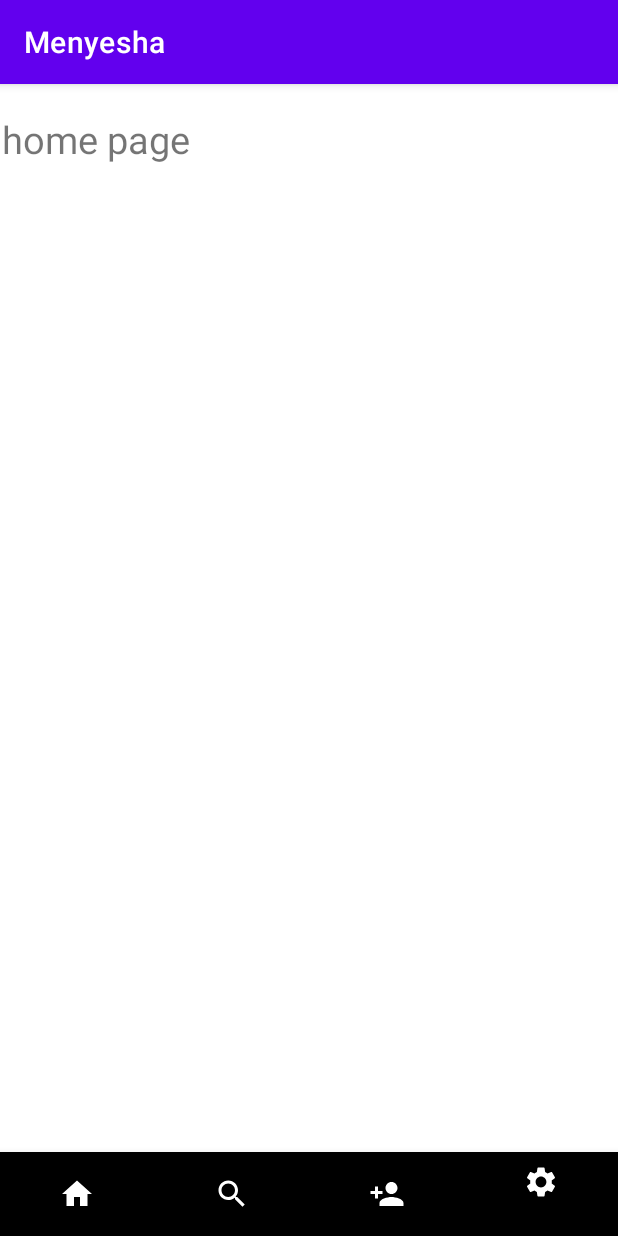
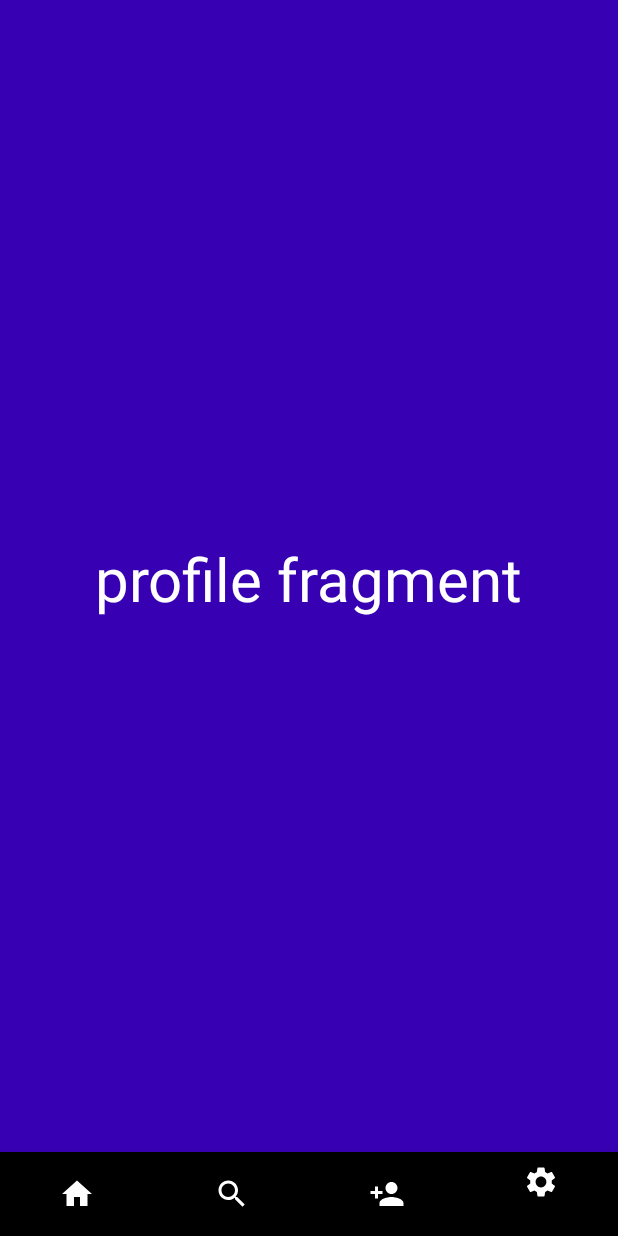
Before and after one commit to Nkbtemmy/Fragment, an Android app: the screen it shows after launch (HomeActivity), item 4 of the bottom bar chosen, on a phone screen of 412 x 824 dp. Run offline under Robolectric (Android 15) with nearby library versions, the phone set to English and light mode, and no system bars.

Commit message:
adding in fragments and calling them

```diff
--- a/app/src/main/java/com/example/application1/HomeActivity.java
+++ b/app/src/main/java/com/example/application1/HomeActivity.java
@@ -6,11 +6,64 @@ import android.content.Intent;
 import android.os.Bundle;
 import android.os.Handler;
 
+import com.google.android.material.bottomnavigation.BottomNavigationItemView;
+
+import static com.example.application1.R.id.bottomNavigation;
+
+import androidx.annotation.NonNull;
+import androidx.appcompat.app.AppCompatActivity;
+import androidx.fragment.app.Fragment;
+
+import android.os.Bundle;
+import android.view.MenuItem;
+import android.view.WindowManager;
+
+import com.google.android.material.bottomnavigation.BottomNavigationItemView;
+import com.google.android.material.bottomnavigation.BottomNavigationView;
+import com.google.android.material.navigation.NavigationBarView;
+
+
 public class HomeActivity extends AppCompatActivity {
 
+    BottomNavigationView bnv;
     @Override
     protected void onCreate(Bundle savedInstanceState) {
         super.onCreate(savedInstanceState);
         setContentView(R.layout.activity_home);
+        getWindow().setFlags(WindowManager.LayoutParams.FLAG_FULLSCREEN, WindowManager.LayoutParams.FLAG_FULLSCREEN);
+        //getSupportActionBar().hide();
+        //BottomNavigationItemView bottomNav = findViewById(R.id.bottomNavigation);
+
+        //set home selected
+        //bottomNavigation.setSelectedItemId(R.id.homeFragment);
+
+        //paterne's code
+        bnv = findViewById(R.id.bottomNavigation);
+        getSupportFragmentManager().beginTransaction().replace(R.id.fragmentContainer, new home_page()).commit();
+        bnv=(BottomNavigationView)findViewById(R.id.bottomNavigation);
+//OnNavigationItemSelectedListener
+        bnv.setOnItemSelectedListener(new NavigationBarView.OnItemSelectedListener() {
+            @Override
+            public boolean onNavigationItemSelected(@NonNull MenuItem item)
+            {
+                Fragment temp=null;
+
+                switch (item.getItemId())
+                {
+                    case R.id.homeFragment : temp= home_page.newInstance("dd", "dd");
+                        break;
+                    case R.id.searchFragment : temp= search_page.newInstance("ddf", "df");
+                        break;
+                    case R.id.adduserFragment: temp= add_user_page.newInstance("dfd", "df");
+                        break;
+                    case R.id.profileFragment : temp= profile_page.newInstance("dsd", "ds");
+                }
+
+                getSupportFragmentManager().beginTransaction().replace(R.id.fragmentContainer,temp).commit();
+
+                return true;
+            }
+        });
     }
+
 }
--- a/app/src/main/java/com/example/application1/MainActivity.java
+++ b/app/src/main/java/com/example/application1/MainActivity.java
@@ -1,11 +1,11 @@
 package com.example.application1;
-
-import androidx.appcompat.app.AppCompatActivity;
 
 import android.content.Intent;
 import android.os.Bundle;
 import android.os.Handler;
 import android.view.WindowManager;
+
+import androidx.appcompat.app.AppCompatActivity;
 
 public class MainActivity extends AppCompatActivity {
 
@@ -14,7 +14,7 @@ public class MainActivity extends AppCompatActivity {
         super.onCreate(savedInstanceState);
         getWindow().setFlags(WindowManager.LayoutParams.FLAG_FULLSCREEN,WindowManager.LayoutParams.FLAG_FULLSCREEN);
         setContentView(R.layout.activity_main);
-        getSupportActionBar().hide();
+        //getSupportActionBar().hide();
         new Handler().postDelayed(new Runnable() {
             @Override
             public void run() {
@@ -22,6 +22,6 @@ public class MainActivity extends AppCompatActivity {
                 startActivities(new Intent[]{intent});
                 finish();
             }
-        },5000);
+        },3000);
     }
 }
--- a/app/src/main/res/layout/activity_home.xml
+++ b/app/src/main/res/layout/activity_home.xml
@@ -7,7 +7,7 @@
     tools:context=".HomeActivity">
 
     <com.google.android.material.bottomnavigation.BottomNavigationView
-        android:id="@+id/bottomNavigationView"
+        android:id="@+id/bottomNavigation"
         android:layout_width="match_parent"
         android:layout_height="wrap_content"
         android:background="@color/black"
@@ -16,15 +16,26 @@
         app:layout_constraintStart_toStartOf="parent"
         app:itemIconTint="@color/color"
         app:itemRippleColor="@color/color"
-        app:menu="@menu/bottom_menu"/>
+        app:menu="@menu/bottom_menu"
+        android:layout_alignParentBottom="true"
+        />
+    <!--    <FrameLayout-->
+    <!--        android:id="@+id/fragmentContainer"-->
+    <!--        android:layout_width="409dp"-->
+    <!--        android:layout_height="673dp"-->
+    <!--        app:layout_constraintBottom_toTopOf="@+id/bottomNavigation"-->
+    <!--        app:layout_constraintEnd_toEndOf="parent"-->
+    <!--        app:layout_constraintStart_toStartOf="parent"-->
+    <!--        app:layout_constraintTop_toTopOf="parent"-->
+    <!--        />-->
 
     <androidx.fragment.app.FragmentContainerView
-        android:id="@+id/fragmentContainerView"
+        android:id="@+id/fragmentContainer"
         android:name="androidx.navigation.fragment.NavHostFragment"
-        android:layout_width="409dp"
-        android:layout_height="673dp"
+        android:layout_width="match_parent"
+        android:layout_height="match_parent"
         app:defaultNavHost="true"
-        app:layout_constraintBottom_toTopOf="@+id/bottomNavigationView"
+        app:layout_constraintBottom_toTopOf="@+id/bottomNavigation"
         app:layout_constraintEnd_toEndOf="parent"
         app:layout_constraintStart_toStartOf="parent"
         app:layout_constraintTop_toTopOf="parent"
--- a/app/src/main/res/layout/fragment_home_page.xml
+++ b/app/src/main/res/layout/fragment_home_page.xml
@@ -1,16 +1,24 @@
 <?xml version="1.0" encoding="utf-8"?>
-<FrameLayout xmlns:android="http://schemas.android.com/apk/res/android"
+<androidx.constraintlayout.widget.ConstraintLayout xmlns:android="http://schemas.android.com/apk/res/android"
+    xmlns:app="http://schemas.android.com/apk/res-auto"
     xmlns:tools="http://schemas.android.com/tools"
+
     android:layout_width="match_parent"
     android:layout_height="match_parent"
+    android:background="@color/purple_200"
     tools:context=".home_page">
 
     <!-- TODO: Update blank fragment layout -->
     <TextView
         android:id="@+id/home_fragment"
-        android:layout_width="match_parent"
-        android:layout_height="match_parent"
+        android:layout_width="wrap_content"
+        android:layout_height="wrap_content"
         android:text="home page"
-        android:textSize="25sp" />
+        android:textColor="@color/white"
+        android:textSize="50sp"
+        app:layout_constraintBottom_toBottomOf="parent"
+        app:layout_constraintEnd_toEndOf="parent"
+        app:layout_constraintStart_toStartOf="parent"
+        app:layout_constraintTop_toTopOf="parent" />
 
-</FrameLayout>
+</androidx.constraintlayout.widget.ConstraintLayout>
--- a/app/src/main/res/layout/fragment_profile_page.xml
+++ b/app/src/main/res/layout/fragment_profile_page.xml
@@ -1,16 +1,24 @@
 <?xml version="1.0" encoding="utf-8"?>
-<FrameLayout xmlns:android="http://schemas.android.com/apk/res/android"
+<androidx.constraintlayout.widget.ConstraintLayout xmlns:android="http://schemas.android.com/apk/res/android"
+    xmlns:app="http://schemas.android.com/apk/res-auto"
     xmlns:tools="http://schemas.android.com/tools"
     android:layout_width="match_parent"
     android:layout_height="match_parent"
+    android:background="@color/purple_700"
     tools:context=".profile_page">
 
     <!-- TODO: Update blank fragment layout -->
     <TextView
         android:id="@+id/profile_fragment"
-        android:layout_width="match_parent"
-        android:layout_height="match_parent"
+        android:layout_width="wrap_content"
+        android:layout_height="wrap_content"
         android:text="profile fragment"
-        android:textSize="25sp" />
+        android:textColor="@color/white"
+        android:textSize="40sp"
+        app:layout_constraintBottom_toBottomOf="parent"
+        app:layout_constraintEnd_toEndOf="parent"
+        app:layout_constraintStart_toStartOf="parent"
+        app:layout_constraintTop_toTopOf="parent"
+        app:layout_constraintVertical_bias="0.466" />
 
-</FrameLayout>
+</androidx.constraintlayout.widget.ConstraintLayout>
--- a/app/src/main/res/menu/bottom_menu.xml
+++ b/app/src/main/res/menu/bottom_menu.xml
@@ -2,20 +2,20 @@
 <menu xmlns:android="http://schemas.android.com/apk/res/android">
 
     <item
-        android:id="@+id/home_fragment"
+        android:id="@+id/homeFragment"
         android:title=""
         android:icon="@drawable/ic_baseline_home_24"
         />
     <item
-        android:id="@+id/search_fragment"
+        android:id="@+id/searchFragment"
         android:title=""
         android:icon="@drawable/ic_baseline_search_24"/>
     <item
-        android:id="@+id/addUser_fragment"
+        android:id="@+id/adduserFragment"
         android:title=""
         android:icon="@drawable/ic_baseline_person_add_24"/>
     <item
-        android:id="@+id/profile_fragment"
+        android:id="@+id/profileFragment"
         android:title=""
         android:icon="@drawable/ic_baseline_settings_24"/>
 </menu>
--- a/app/src/main/res/values/colors.xml
+++ b/app/src/main/res/values/colors.xml
@@ -6,5 +6,8 @@
     <color name="teal_200">#FF03DAC5</color>
     <color name="teal_700">#FF018786</color>
     <color name="black">#FF000000</color>
+    <color name="green">#005700</color>
+    <color name="blue">#0000FF</color>
     <color name="white">#FFFFFFFF</color>
+    <color name="yellow">#FFFF00</color>
 </resources>
--- a/app/src/main/res/values/themes.xml
+++ b/app/src/main/res/values/themes.xml
@@ -1,6 +1,6 @@
 <resources xmlns:tools="http://schemas.android.com/tools">
     <!-- Base application theme. -->
-    <style name="Theme.Application1" parent="Theme.MaterialComponents.DayNight.DarkActionBar">
+    <style name="Theme.Application1" parent="Theme.MaterialComponents.NoActionBar">
         <!-- Primary brand color. -->
         <item name="colorPrimary">@color/purple_500</item>
         <item name="colorPrimaryVariant">@color/purple_700</item>
```
Also changed, not shown: app/src/main/res/layout/activity_main.xml (+9 -7 lines), app/src/main/res/layout/fragment_add_user_page.xml (+12 -11 lines), app/src/main/res/layout/fragment_search_page.xml (+12 -5 lines), app/src/main/res/menu/bottom_nav_menu.xml (deleted, +0 -19 lines), app/src/main/res/navigation/mobile_navigation.xml (deleted, +0 -25 lines).
